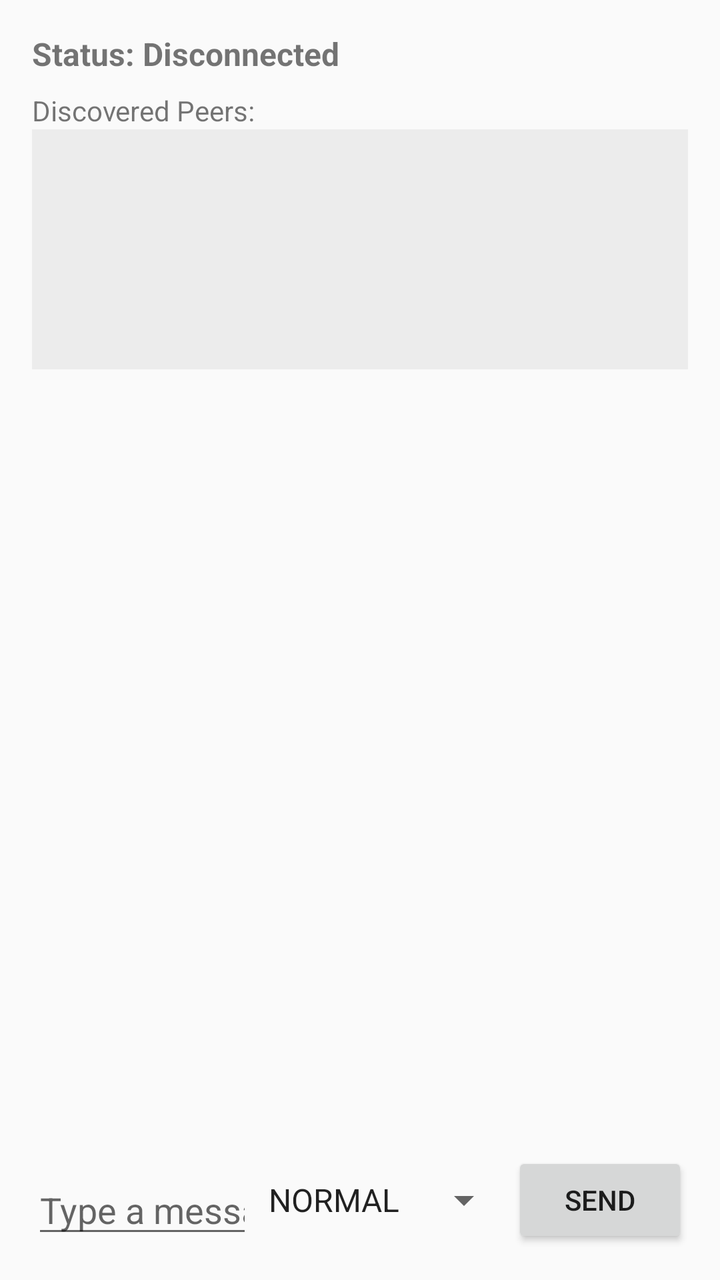
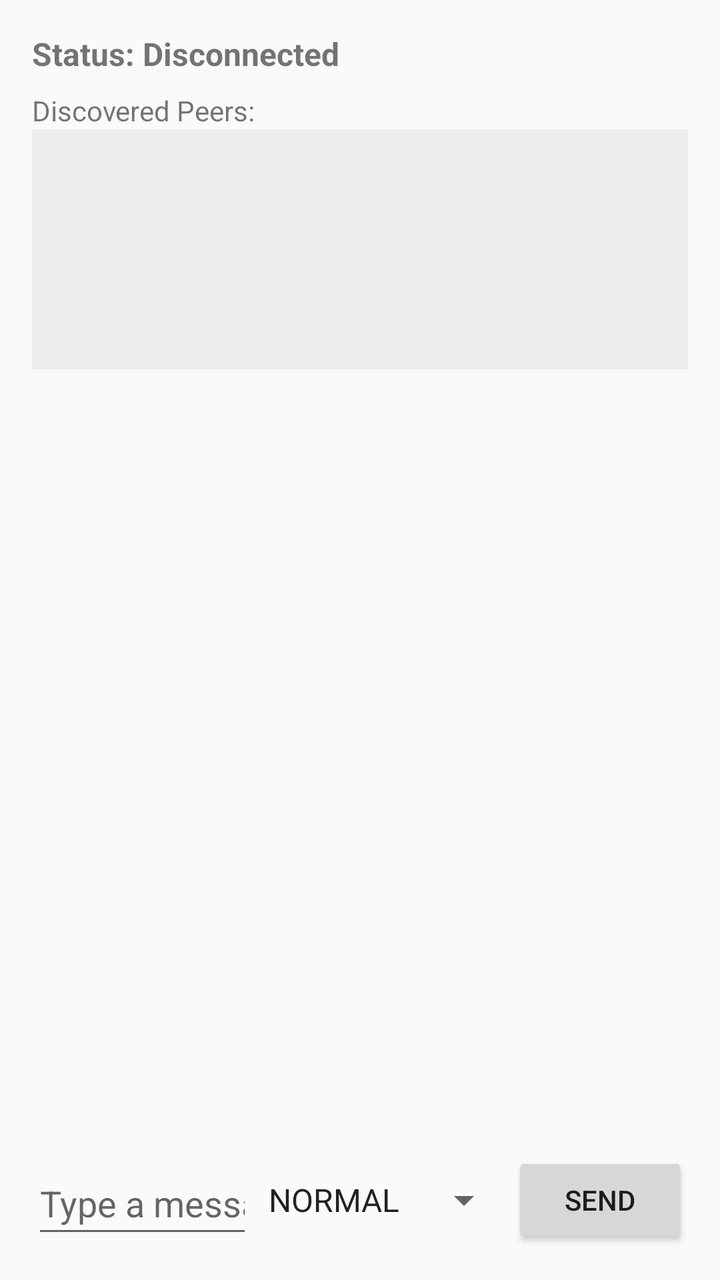

Two renders of the same Android screen: before a commit and after it. Below are the layout's source before the change and the commit's diff.
<!-- AndroidManifest.xml: application theme Theme.AppCompat.Light -->
<!-- res/layout/activity_main.xml -->
<?xml version="1.0" encoding="utf-8"?>
<RelativeLayout xmlns:android="http://schemas.android.com/apk/res/android"
    xmlns:app="http://schemas.android.com/apk/res-auto"
    xmlns:tools="http://schemas.android.com/tools"
    android:layout_width="match_parent"
    android:layout_height="match_parent"
    android:padding="16dp"
    tools:context=".MainActivity">

    <TextView
        android:id="@+id/statusTextView"
        android:layout_width="match_parent"
        android:layout_height="wrap_content"
        android:layout_alignParentTop="true"
        android:text="Status: Disconnected"
        android:textAlignment="center"
        android:textSize="16sp"
        android:textStyle="bold" />

    <TextView
        android:id="@+id/peersHeader"
        android:layout_width="wrap_content"
        android:layout_height="wrap_content"
        android:layout_below="@id/statusTextView"
        android:layout_marginTop="8dp"
        android:text="Discovered Peers:" />

    <ListView
        android:id="@+id/peerListView"
        android:layout_width="match_parent"
        android:layout_height="120dp"
        android:layout_below="@id/peersHeader"
        android:background="#ECECEC" />

    <ListView
        android:id="@+id/chatListView"
        android:layout_width="match_parent"
        android:layout_height="0dp"
        android:layout_above="@+id/messageEditText"
        android:layout_below="@id/peerListView"
        android:layout_marginTop="8dp"
        android:divider="@null"
        android:dividerHeight="0dp"
        android:stackFromBottom="true"
        android:transcriptMode="alwaysScroll"/>

    <Button
        android:id="@+id/sendButton"
        android:layout_width="wrap_content"
        android:layout_height="wrap_content"
        android:layout_alignParentEnd="true"
        android:layout_alignParentBottom="true"
        android:text="Send" />

    <Spinner
        android:id="@+id/prioritySpinner"
        android:layout_width="wrap_content"
        android:layout_height="0dp"
        android:layout_alignTop="@id/sendButton"
        android:layout_alignBottom="@id/sendButton"
        android:layout_toStartOf="@id/sendButton"
        android:entries="@array/priority_levels" />

    <EditText
        android:id="@+id/messageEditText"
        android:layout_width="0dp"
        android:layout_height="wrap_content"
        android:layout_alignParentStart="true"
        android:layout_alignParentBottom="true"
        android:layout_toStartOf="@id/prioritySpinner"
        android:hint="Type a message"
        android:inputType="text" />

</RelativeLayout>
<!-- resources referenced by this layout -->
<resources>
  <string-array name="priority_levels">
          <item>NORMAL</item>
          <item>HIGH</item>
      </string-array>
</resources>

<!-- the commit's change to res/layout/activity_main.xml (unified diff, before → after) -->
@@ -69,6 +69,7 @@
         android:layout_alignParentBottom="true"
         android:layout_toStartOf="@id/prioritySpinner"
         android:hint="Type a message"
-        android:inputType="text" />
+        android:inputType="text"
+        android:minHeight="48dp" />
 
 </RelativeLayout>
